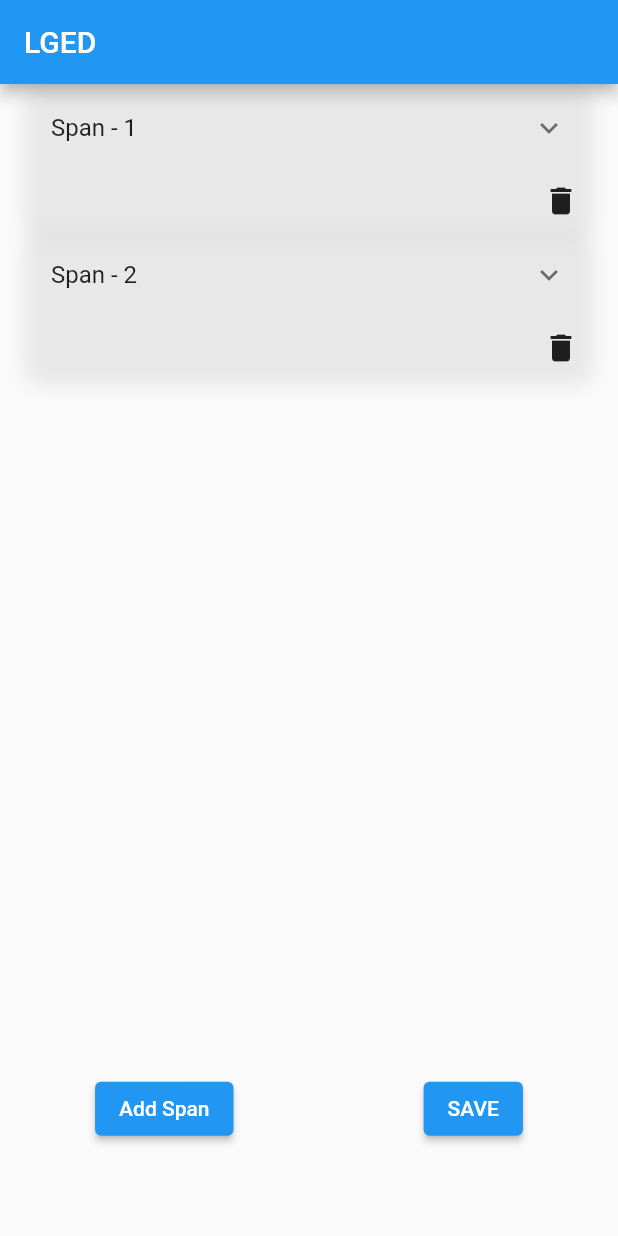
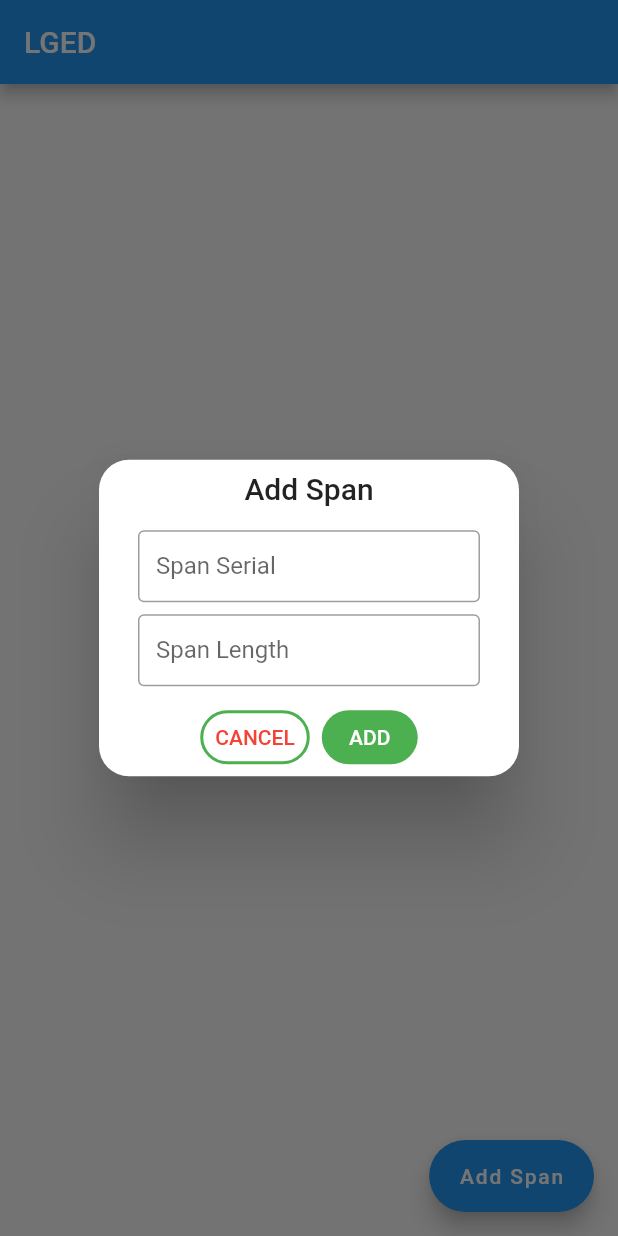
Before and after one commit to srpallab/example-code, a Flutter app: the screen it shows after launch, after a tap on "Add Span", on a phone screen of 412 x 824 dp. Run offline on Flutter 3.47's test engine with Material 2 defaults, Android fonts, the phone set to English and light mode, and no system bars; our stand-ins replace get.

Commit message:
ADD: span done.

```diff
--- a/analysis_options.yaml
+++ b/analysis_options.yaml
@@ -22,6 +22,7 @@ linter:
   # `// ignore_for_file: name_of_lint` syntax on the line or in the file
   # producing the lint.
   rules:
+    depend_on_referenced_packages: false
     # avoid_print: false  # Uncomment to disable the `avoid_print` rule
     # prefer_single_quotes: true  # Uncomment to enable the `prefer_single_quotes` rule
 
--- a/lib/controllers/home/home_controller.dart
+++ b/lib/controllers/home/home_controller.dart
@@ -1,56 +1,52 @@
+import 'dart:developer';
+
+import 'package:example_code/models/span_model.dart';
+import 'package:example_code/views/home/widgets/span_form_widget.dart';
+import 'package:flutter/material.dart';
 import 'package:get/get.dart';
 
-import '../../models/span_model.dart';
-import '../../views/home/widgets/span_form_widget.dart';
+class HomeController extends GetxController {
+  List spanData = [].obs;
+  List componentData = [].obs;
 
-class HomeController extends GetxController {
-  List spanWidgetList = [].obs;
-  Map<String, dynamic> spanData = {};
-  List componentList = [].obs;
-  List dropDownButtonList = [].obs;
-  Map<int, String> dropdownValueList = {};
+  final formKey = GlobalKey<FormState>();
+  final TextEditingController spanSerialController = TextEditingController();
+  final TextEditingController spanLengthController = TextEditingController();
 
-  @override
-  void onInit() {
-    SpanModel spanModel = SpanModel(
-      id: 0,
-      spanLength: "",
-      spanName: "",
-      components: [],
-    );
-    spanWidgetList.add(
-      SpanFormWidget(
-        spanModel: spanModel,
-        index: 1,
-        onRemove: () => onRemove(spanModel),
-      ),
-    );
-    super.onInit();
+  bool validate() {
+    bool validate = formKey.currentState!.validate();
+    if (validate) formKey.currentState!.save();
+    return validate;
   }
 
-  void addSpan() {
-    SpanModel spanModel = SpanModel(
-      id: spanWidgetList.length,
-      spanLength: "",
-      spanName: "",
-      components: [],
-    );
-
-    spanWidgetList.add(
-      SpanFormWidget(
-        spanModel: spanModel,
-        index: spanWidgetList.length + 1,
-        onRemove: () => onRemove(spanModel),
-      ),
+  addSpanDialog() {
+    return Get.defaultDialog(
+      title: "Add Span",
+      textConfirm: "ADD",
+      onConfirm: () {
+        if (validate()) {
+          log(spanData.length.toString());
+          spanData.add(
+            SpanModel(
+              id: spanData.length,
+              spanName: spanSerialController.text,
+              spanLength: spanLengthController.text,
+              components: [],
+            ),
+          );
+          Get.back();
+        }
+      },
+      buttonColor: Colors.green,
+      confirmTextColor: Colors.white,
+      textCancel: "CANCEL",
+      cancelTextColor: Colors.red,
+      content: const SpanFormWidget(),
     );
   }
 
-  void onRemove(SpanModel spanModel) {
-    int index = spanWidgetList
-        .indexWhere((element) => element.spanModel.id == spanModel.id);
-
-    if (spanWidgetList.isNotEmpty) {
-      spanWidgetList.removeAt(index);
-    }
+  void removeSpan(SpanModel spanModel) {
+    int spanIndex = spanData.indexWhere((span) => span.id == spanModel.id);
+    spanData.removeAt(spanIndex);
   }
 }
--- a/lib/main.dart
+++ b/lib/main.dart
@@ -1,4 +1,5 @@
 import 'package:flutter/material.dart';
+import 'package:get/get.dart';
 
 import 'views/home/my_home_page.dart';
 
@@ -10,7 +11,7 @@ class MyApp extends StatelessWidget {
   const MyApp({super.key});
   @override
   Widget build(BuildContext context) {
-    return MaterialApp(
+    return GetMaterialApp(
       title: 'Demo',
       debugShowCheckedModeBanner: false,
       theme: ThemeData(primarySwatch: Colors.blue),
--- a/lib/views/home/my_home_page.dart
+++ b/lib/views/home/my_home_page.dart
@@ -17,39 +17,59 @@ class _MyHomePageState extends State<MyHomePage> {
   Widget build(BuildContext context) {
     return Scaffold(
       appBar: AppBar(title: const Text("LGED")),
+      floatingActionButton: FloatingActionButton.extended(
+        label: const Text("Add Span"),
+        onPressed: bridgeController.addSpanDialog,
+      ),
       body: GetX<HomeController>(
         builder: (_) {
-          return Column(
+          return ListView.builder(
+            itemCount: bridgeController.spanData.length,
+            itemBuilder: (_, index) {
+              return Container(
+                padding: const EdgeInsets.all(10.0),
+                margin: const EdgeInsets.all(10.0),
+                decoration: BoxDecoration(
+                    borderRadius: BorderRadius.circular(10),
+                    border: Border.all(color: Colors.black12, width: 1)),
+                child: Column(
                   children: [
-              SizedBox(
-                height: MediaQuery.of(context).size.height * 0.8,
-                child: ListView.builder(
-                  itemCount: bridgeController.spanWidgetList.length,
-                  itemBuilder: (_, index) {
-                    return bridgeController.spanWidgetList[index];
-                  },
-                ),
-              ),
+                    const SizedBox(height: 10),
                     Row(
                       mainAxisAlignment: MainAxisAlignment.spaceAround,
                       children: [
-                  ElevatedButton(
-                    onPressed: bridgeController.addSpan,
-                    child: const Text("Add Span"),
+                        const Text("Span Serial: "),
+                        Text(bridgeController.spanData[index].spanName),
+                        const Text("Span Length: "),
+                        Text(bridgeController.spanData[index].spanLength),
+                      ],
                     ),
-                  ElevatedButton(
+                    const SizedBox(height: 10),
+                    Row(
+                      mainAxisAlignment: MainAxisAlignment.center,
+                      children: [
+                        IconButton(
                           onPressed: () {
-                      bool allValid = true;
-                      for (var element in bridgeController.spanWidgetList) {
-                        allValid = (allValid && element.isValidated());
-                      }
-                      if (allValid) {}
+                            bridgeController.removeSpan(
+                              bridgeController.spanData[index],
+                            );
                           },
-                    child: const Text("SAVE"),
+                          icon: const Icon(Icons.delete),
+                        ),
+                        const SizedBox(width: 50),
+                        Expanded(
+                          child: ElevatedButton(
+                            onPressed: () {},
+                            child: const Text("Add Component"),
+                          ),
+                        ),
+                        const SizedBox(width: 50),
+                      ],
                     ),
                   ],
-              )
-            ],
+                ),
+              );
+            },
           );
         },
       ),
--- a/lib/views/home/widgets/span_form_widget.dart
+++ b/lib/views/home/widgets/span_form_widget.dart
@@ -1,104 +1,63 @@
 import 'package:flutter/material.dart';
+import 'package:get/get.dart';
 
-import '../../../models/span_model.dart';
+import '../../../controllers/home/home_controller.dart';
 
 class SpanFormWidget extends StatefulWidget {
-  SpanFormWidget({
-    Key? key,
-    required this.spanModel,
-    required this.index,
-    required this.onRemove,
-  }) : super(key: key);
-  final int index;
-  final SpanModel spanModel;
-  final Function onRemove;
-  final state = _SpanFormWidgetState();
+  const SpanFormWidget({Key? key}) : super(key: key);
 
   @override
-  State<SpanFormWidget> createState() => state;
-
-  final TextEditingController _spanSerialController = TextEditingController();
-  final TextEditingController _spanLengthController = TextEditingController();
-  bool isValidated() => state.validate();
+  State<SpanFormWidget> createState() => _SpanFormWidgetState();
 }
 
 class _SpanFormWidgetState extends State<SpanFormWidget> {
-  final formKey = GlobalKey<FormState>();
-
-  bool validate() {
-    bool validate = formKey.currentState!.validate();
-    if (validate) formKey.currentState!.save();
-    return validate;
-  }
+  final bridgeController = Get.put(HomeController());
 
   @override
   Widget build(BuildContext context) {
     return Padding(
       padding: const EdgeInsets.symmetric(horizontal: 18.0),
       child: Form(
-        key: formKey,
-        child: Container(
-          decoration: BoxDecoration(
-            borderRadius: const BorderRadius.all(Radius.circular(12)),
-            boxShadow: [
-              BoxShadow(
-                color: Colors.grey.withOpacity(0.2),
-                spreadRadius: 2,
-                blurRadius: 10,
-                offset: const Offset(0, 3), // changes position of shadow
-              ),
+        key: bridgeController.formKey,
+        child: Column(
+          children: [
+            spanSerialTextFormField(),
+            const SizedBox(height: 8),
+            spanLengthTextFormField(),
           ],
         ),
-          child: Column(
-            children: [
-              ExpansionTile(
-                title: Text("Span - ${widget.index}"),
-                children: [
-                  TextFormField(
-                    controller: widget._spanSerialController,
+      ),
+    );
+  }
+
+  Widget spanLengthTextFormField() {
+    return TextFormField(
+      controller: bridgeController.spanLengthController,
+      keyboardType: TextInputType.number,
+      decoration: const InputDecoration(
+        contentPadding: EdgeInsets.symmetric(horizontal: 12),
+        border: OutlineInputBorder(),
+        hintText: "Span Length",
+        labelText: "Span Length",
+      ),
+      validator: (value) => value!.length > 1 ? null : "Enter Length",
+      onSaved: (value) => bridgeController.spanLengthController.text = value!,
+    );
+  }
+
+  Widget spanSerialTextFormField() {
+    return TextFormField(
+      controller: bridgeController.spanSerialController,
+      keyboardType: TextInputType.text,
+      textDirection: TextDirection.ltr,
       decoration: const InputDecoration(
         contentPadding: EdgeInsets.symmetric(horizontal: 12),
         border: OutlineInputBorder(),
         hintText: "Span Serial",
         labelText: "Span Serial",
       ),
-                    validator: (value) =>
-                        value!.length > 3 ? null : "Enter Serial",
-                    onSaved: (value) => widget.spanModel.spanName = value!,
-                    onChanged: (value) => widget.spanModel.spanName = value,
-                  ),
-                  const SizedBox(height: 8),
-                  TextFormField(
-                    controller: widget._spanLengthController,
-                    decoration: const InputDecoration(
-                      contentPadding: EdgeInsets.symmetric(horizontal: 12),
-                      border: OutlineInputBorder(),
-                      hintText: "Span Length",
-                      labelText: "Span Length",
-                    ),
-                    validator: (value) =>
-                        value!.length > 3 ? null : "Enter Length",
-                    onSaved: (value) => widget.spanModel.spanLength = value!,
-                    onChanged: (value) => widget.spanModel.spanLength = value,
-                  ),
-                ],
-              ),
-              Row(
-                mainAxisAlignment: MainAxisAlignment.end,
-                children: [
-                  InkWell(
-                    onTap: () => widget.onRemove(),
-                    child: const Padding(
-                      padding: EdgeInsets.all(8.0),
-                      child: Icon(Icons.delete),
-                    ),
-                  ),
-                ],
-              ),
-            ],
-          ),
-        ),
-      ),
+      validator: (value) => value!.length > 1 ? null : "Enter Serial",
+      onSaved: (value) => bridgeController.spanSerialController.text = value!,
     );
   }
 }
```
Also changed, not shown: lib/views/home/widgets/component_form_widget.dart (renamed from lib/views/home/widgets/component_widget.dart, +1 -7 lines). Lines whose indentation alone changed are shown as unchanged.
